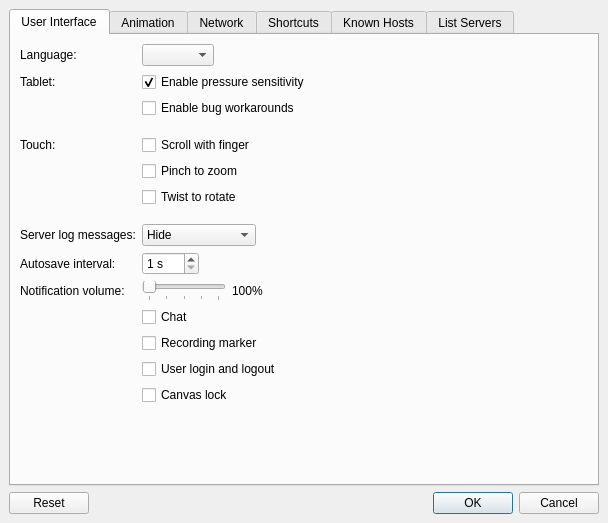
drawpile/Drawpile, file src/client/ui/settings.ui: the form before one commit.
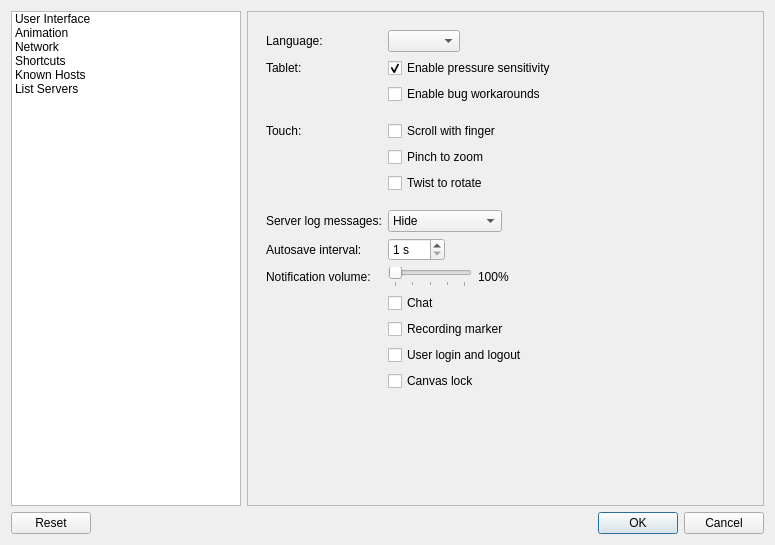
The form after the commit. Icons and pictures are not drawn.

Commit message: Replace settings dialog tabs with a list widget

```diff
--- a/src/client/ui/settings.ui
+++ b/src/client/ui/settings.ui
@@ -6,38 +6,62 @@
    <rect>
     <x>0</x>
     <y>0</y>
-    <width>608</width>
-    <height>523</height>
+    <width>775</width>
+    <height>545</height>
    </rect>
   </property>
   <property name="windowTitle">
    <string>Preferences</string>
   </property>
-  <layout class="QVBoxLayout">
-   <property name="spacing">
-    <number>6</number>
-   </property>
-   <property name="leftMargin">
-    <number>9</number>
-   </property>
-   <property name="topMargin">
-    <number>9</number>
-   </property>
-   <property name="rightMargin">
-    <number>9</number>
-   </property>
-   <property name="bottomMargin">
-    <number>9</number>
-   </property>
+  <layout class="QVBoxLayout" name="verticalLayout_2">
    <item>
-    <widget class="QTabWidget" name="tabWidget">
-     <property name="currentIndex">
-      <number>0</number>
-     </property>
-     <widget class="QWidget" name="tab_3">
-      <attribute name="title">
+    <layout class="QHBoxLayout" name="horizontalLayout_8">
+     <item>
+      <widget class="QListWidget" name="pager">
+       <item>
+        <property name="text">
        <string>User Interface</string>
-      </attribute>
+        </property>
+       </item>
+       <item>
+        <property name="text">
+         <string>Animation</string>
+        </property>
+       </item>
+       <item>
+        <property name="text">
+         <string>Network</string>
+        </property>
+       </item>
+       <item>
+        <property name="text">
+         <string>Shortcuts</string>
+        </property>
+       </item>
+       <item>
+        <property name="text">
+         <string>Known Hosts</string>
+        </property>
+       </item>
+       <item>
+        <property name="text">
+         <string>List Servers</string>
+        </property>
+       </item>
+      </widget>
+     </item>
+     <item>
+      <widget class="QFrame" name="frame">
+       <property name="frameShape">
+        <enum>QFrame::StyledPanel</enum>
+       </property>
+       <property name="frameShadow">
+        <enum>QFrame::Raised</enum>
+       </property>
+       <layout class="QVBoxLayout" name="verticalLayout_4">
+        <item>
+         <widget class="QStackedWidget" name="stackedWidget">
+          <widget class="QWidget" name="stackedWidgetPage1" native="true">
       <layout class="QFormLayout" name="formLayout_2">
        <property name="fieldGrowthPolicy">
         <enum>QFormLayout::ExpandingFieldsGrow</enum>
@@ -255,10 +279,7 @@
        </item>
       </layout>
      </widget>
-     <widget class="QWidget" name="tab_6">
-      <attribute name="title">
-       <string>Animation</string>
-      </attribute>
+          <widget class="QWidget" name="stackedWidgetPage2" native="true">
       <layout class="QFormLayout" name="formLayout_4">
        <item row="0" column="0" colspan="2">
         <widget class="QCheckBox" name="recordpause">
@@ -478,10 +499,7 @@
        </item>
       </layout>
      </widget>
-     <widget class="QWidget" name="tab">
-      <attribute name="title">
-       <string>Network</string>
-      </attribute>
+          <widget class="QWidget" name="stackedWidgetPage3" native="true">
       <layout class="QFormLayout" name="formLayout">
        <property name="fieldGrowthPolicy">
         <enum>QFormLayout::FieldsStayAtSizeHint</enum>
@@ -608,10 +626,7 @@
        </item>
       </layout>
      </widget>
-     <widget class="QWidget" name="tab_2">
-      <attribute name="title">
-       <string>Shortcuts</string>
-      </attribute>
+          <widget class="QWidget" name="stackedWidgetPage4" native="true">
       <layout class="QVBoxLayout">
        <item>
         <widget class="QLineEdit" name="shortcutFilter">
@@ -632,10 +647,7 @@
        </item>
       </layout>
      </widget>
-     <widget class="QWidget" name="tab_4">
-      <attribute name="title">
-       <string>Known Hosts</string>
-      </attribute>
+          <widget class="QWidget" name="stackedWidgetPage5" native="true">
       <layout class="QVBoxLayout" name="verticalLayout">
        <item>
         <widget class="QListWidget" name="knownHostList">
@@ -697,10 +709,7 @@
        </item>
       </layout>
      </widget>
-     <widget class="QWidget" name="tab_5">
-      <attribute name="title">
-       <string>List Servers</string>
-      </attribute>
+          <widget class="QWidget" name="stackedWidgetPage6" native="true">
       <layout class="QVBoxLayout" name="verticalLayout_3">
        <item>
         <widget class="QListView" name="listserverview">
@@ -754,6 +763,11 @@
      </widget>
     </widget>
    </item>
+       </layout>
+      </widget>
+     </item>
+    </layout>
+   </item>
    <item>
     <widget class="QDialogButtonBox" name="buttonBox">
      <property name="orientation">
```
Left out of the diff: 40 changed lines with no effect on the pictures. Lines whose indentation alone changed are shown as unchanged. The commit also changes 2 other files.
